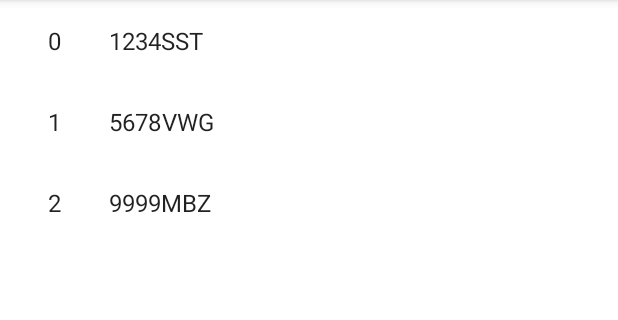
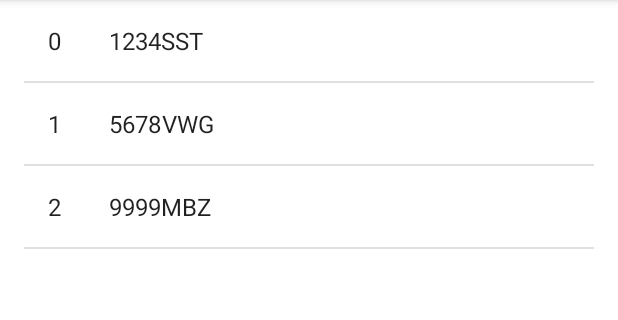
Before and after one commit to Clases-de-Victor-Rivas/Ejemplos_Apartado_11_Master_Detail, an Android app: the screen it shows after launch (ItemListActivity), on a phone screen of 412 x 824 dp, the part 84-404 px from its top. Run offline under Robolectric (Android 15) with nearby library versions, the phone set to English and light mode, and no system bars.

Commit message:
Separadores entre los elementos del list item

```diff
--- a/app/src/main/java/es/vrivas/ejemplosapartado11masterdetail/ItemListActivity.kt
+++ b/app/src/main/java/es/vrivas/ejemplosapartado11masterdetail/ItemListActivity.kt
@@ -6,8 +6,6 @@ import androidx.core.widget.NestedScrollView
 import androidx.appcompat.app.AppCompatActivity
 import androidx.recyclerview.widget.RecyclerView
 import androidx.appcompat.widget.Toolbar
-import com.google.android.material.floatingactionbutton.FloatingActionButton
-import com.google.android.material.snackbar.Snackbar
 import android.view.LayoutInflater
 import android.view.View
 import android.view.ViewGroup
@@ -104,8 +102,8 @@ class ItemListActivity : AppCompatActivity() {
         override fun getItemCount() = values.size
 
         inner class ViewHolder(view: View) : RecyclerView.ViewHolder(view) {
-            val idView: TextView = view.findViewById(R.id.id_text)
-            val contentView: TextView = view.findViewById(R.id.content)
+            val idView: TextView = view.findViewById(R.id.tv_item_list_content_id)
+            val contentView: TextView = view.findViewById(R.id.tv_item_list_content_matricula)
         }
     }
 }
--- a/app/src/main/res/layout/item_list_content.xml
+++ b/app/src/main/res/layout/item_list_content.xml
@@ -2,19 +2,32 @@
 <LinearLayout xmlns:android="http://schemas.android.com/apk/res/android"
     android:layout_width="wrap_content"
     android:layout_height="wrap_content"
+    android:orientation="vertical">
+
+    <LinearLayout
+        android:layout_width="match_parent"
+        android:layout_height="match_parent"
         android:orientation="horizontal">
 
         <TextView
-        android:id="@+id/id_text"
+            android:id="@+id/tv_item_list_content_id"
             android:layout_width="wrap_content"
             android:layout_height="wrap_content"
             android:layout_margin="@dimen/text_margin"
             android:textAppearance="?attr/textAppearanceListItem" />
 
         <TextView
-        android:id="@+id/content"
+            android:id="@+id/tv_item_list_content_matricula"
             android:layout_width="wrap_content"
             android:layout_height="wrap_content"
             android:layout_margin="@dimen/text_margin"
             android:textAppearance="?attr/textAppearanceListItem" />
     </LinearLayout>
+
+    <View
+        android:id="@+id/divider"
+        android:layout_width="match_parent"
+        android:layout_height="0dp"
+        android:layout_weight="1"
+        android:background="?android:attr/listDivider" />
+</LinearLayout>
```
Lines whose indentation alone changed are shown as unchanged.
